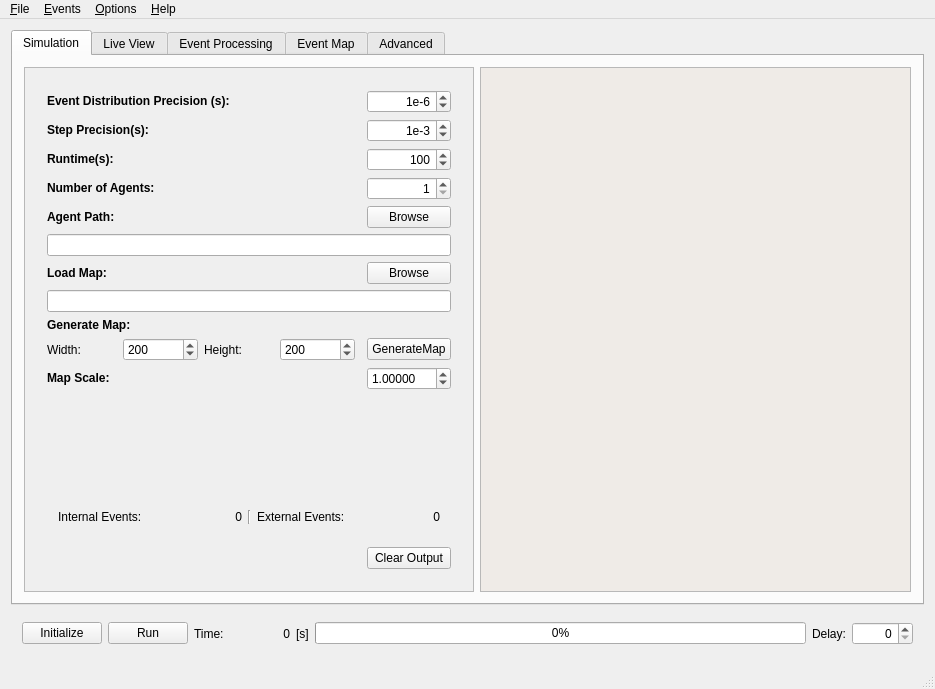
Qt form mainwindow.ui (sojoe02/RANA) before a commit.
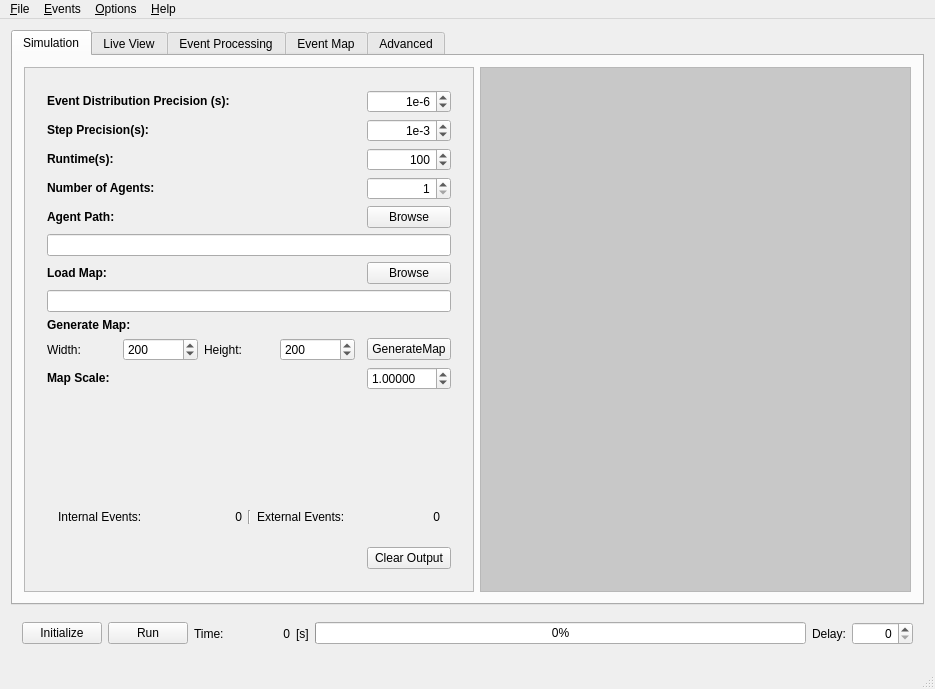
The same form after that commit. Icons and pictures are not drawn.

Commit message: fixed initialize button no reactivate if no valid agent path, enabled terminal output for say messages

```diff
--- a/mainwindow.ui
+++ b/mainwindow.ui
@@ -690,28 +690,82 @@
           <property name="palette">
            <palette>
             <active>
+             <colorrole role="WindowText">
+              <brush brushstyle="SolidPattern">
+               <color alpha="255">
+                <red>0</red>
+                <green>0</green>
+                <blue>0</blue>
+               </color>
+              </brush>
+             </colorrole>
+             <colorrole role="Text">
+              <brush brushstyle="SolidPattern">
+               <color alpha="255">
+                <red>0</red>
+                <green>0</green>
+                <blue>0</blue>
+               </color>
+              </brush>
+             </colorrole>
              <colorrole role="Base">
               <brush brushstyle="SolidPattern">
                <color alpha="255">
-                <red>239</red>
-                <green>235</green>
-                <blue>231</blue>
+                <red>200</red>
+                <green>200</green>
+                <blue>200</blue>
                </color>
               </brush>
              </colorrole>
             </active>
             <inactive>
+             <colorrole role="WindowText">
+              <brush brushstyle="SolidPattern">
+               <color alpha="255">
+                <red>0</red>
+                <green>0</green>
+                <blue>0</blue>
+               </color>
+              </brush>
+             </colorrole>
+             <colorrole role="Text">
+              <brush brushstyle="SolidPattern">
+               <color alpha="255">
+                <red>0</red>
+                <green>0</green>
+                <blue>0</blue>
+               </color>
+              </brush>
+             </colorrole>
              <colorrole role="Base">
               <brush brushstyle="SolidPattern">
                <color alpha="255">
-                <red>239</red>
-                <green>235</green>
-                <blue>231</blue>
+                <red>200</red>
+                <green>200</green>
+                <blue>200</blue>
                </color>
               </brush>
              </colorrole>
             </inactive>
             <disabled>
+             <colorrole role="WindowText">
+              <brush brushstyle="SolidPattern">
+               <color alpha="255">
+                <red>190</red>
+                <green>190</green>
+                <blue>190</blue>
+               </color>
+              </brush>
+             </colorrole>
+             <colorrole role="Text">
+              <brush brushstyle="SolidPattern">
+               <color alpha="255">
+                <red>190</red>
+                <green>190</green>
+                <blue>190</blue>
+               </color>
+              </brush>
+             </colorrole>
              <colorrole role="Base">
               <brush brushstyle="SolidPattern">
                <color alpha="255">
```
The commit also changes 4 other files.
